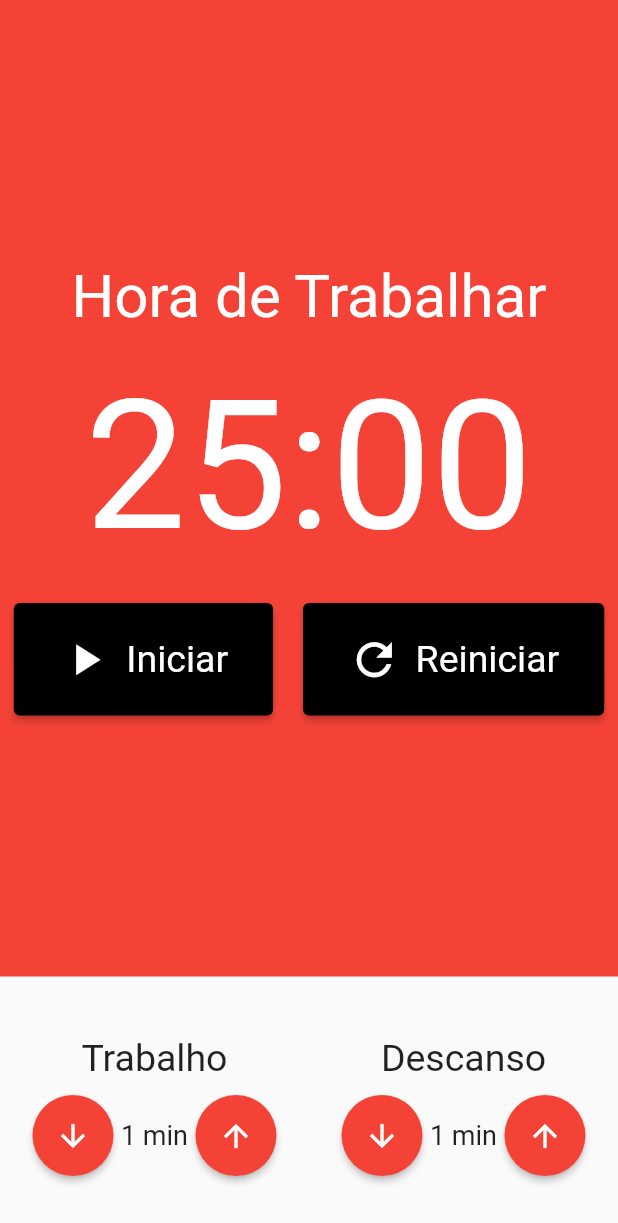
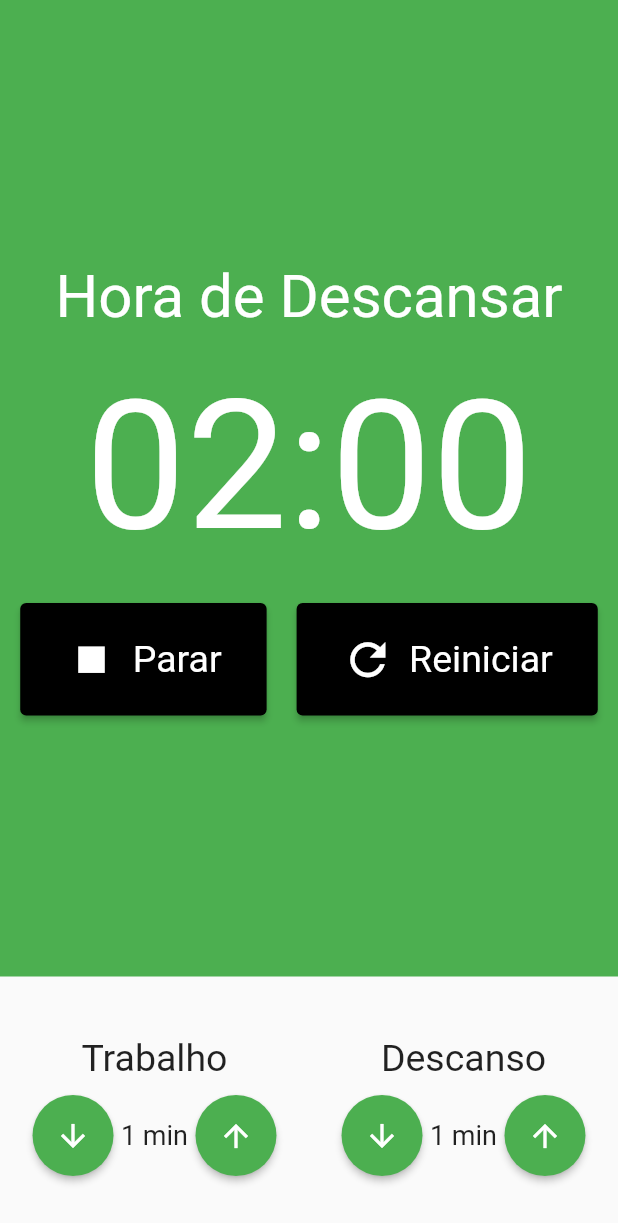
Before and after one commit to tiagosmweb/pomodoro, a Flutter app: the screen it shows after launch, after a tap on "Iniciar", on a phone screen of 412 x 824 dp. Shown: the top 1223 px of the screen. Run offline on Flutter 3.47's test engine with Material 2 defaults, Android fonts, the phone set to English and light mode, and no system bars; our stand-ins replace flutter_mobx, mobx; generated files the repository leaves out were written again.

```diff
--- a/lib/components/Cronometro.dart
+++ b/lib/components/Cronometro.dart
@@ -1,51 +1,69 @@
 import 'package:flutter/material.dart';
+import 'package:flutter_mobx/flutter_mobx.dart';
 import 'package:pomodoro/components/CronometroBotao.dart';
+import 'package:pomodoro/store/pomodoro.store.dart';
+import 'package:provider/provider.dart';
 
 class Cronometro extends StatelessWidget {
   const Cronometro({Key? key}) : super(key: key);
 
   @override
   Widget build(BuildContext context) {
+    final store = Provider.of<PomodoroStore>(context);
     return Container(
-      color: Colors.red,
+      color: store.estaTrabalhando() ? Colors.red : Colors.green,
       child: Column(
         mainAxisAlignment: MainAxisAlignment.center,
         children: [
-          const Text(
-            'Hora de Trabalhar',
-            style: TextStyle(
+          Text(
+            store.estaTrabalhando() ? 'Hora de Trabalhar' : 'Hora de Descansar',
+            style: const TextStyle(
               fontSize: 40,
               color: Colors.white,
             ),
           ),
           const SizedBox(height: 20),
-          const Text(
-            '25:00',
-            style: TextStyle(
+          Text(
+            '${store.minutos.toString().padLeft(2, '0')}:${store.segundos.toString().padLeft(2, '0')}',
+            style: const TextStyle(
               fontSize: 120,
               color: Colors.white,
             ),
           ),
           const SizedBox(height: 20),
-          Row(
+          Observer(
+            builder: (_) => Row(
               mainAxisAlignment: MainAxisAlignment.center,
-            children: const [
+              children: [
+                if (!store.iniciado)
                   Padding(
-                padding: EdgeInsets.only(right: 10),
-                child:
-                    CronometroBotao(texto: 'Iniciar', icone: Icons.play_arrow),
+                    padding: const EdgeInsets.only(right: 10),
+                    child: CronometroBotao(
+                      texto: 'Iniciar',
+                      icone: Icons.play_arrow,
+                      click: store.iniciar,
                     ),
-              // Padding(
-              //   padding: EdgeInsets.only(right: 10),
-              //   child: CronometroBotao(texto: 'Parar', icone: Icons.stop),
-              // ),
+                  ),
+                if (store.iniciado)
                   Padding(
-                padding: EdgeInsets.only(left: 10),
-                child:
-                    CronometroBotao(texto: 'Reiniciar', icone: Icons.refresh),
+                    padding: const EdgeInsets.only(right: 10),
+                    child: CronometroBotao(
+                      texto: 'Parar',
+                      icone: Icons.stop,
+                      click: store.parar,
+                    ),
+                  ),
+                Padding(
+                  padding: const EdgeInsets.only(left: 10),
+                  child: CronometroBotao(
+                    texto: 'Reiniciar',
+                    icone: Icons.refresh,
+                    click: store.reinciar,
+                  ),
                 ),
               ],
             ),
+          )
         ],
       ),
     );
--- a/lib/components/CronometroBotao.dart
+++ b/lib/components/CronometroBotao.dart
@@ -3,17 +3,16 @@ import 'package:flutter/material.dart';
 class CronometroBotao extends StatelessWidget {
   final String texto;
   final IconData icone;
+  final void Function()? click;
 
-  const CronometroBotao({
-    Key? key,
-    required this.texto,
-    required this.icone,
-  }) : super(key: key);
+  const CronometroBotao(
+      {Key? key, required this.texto, required this.icone, this.click})
+      : super(key: key);
 
   @override
   Widget build(BuildContext context) {
     return ElevatedButton(
-      onPressed: () {},
+      onPressed: click,
       style: ElevatedButton.styleFrom(
           primary: Colors.black,
           padding: const EdgeInsets.symmetric(
--- a/lib/components/TimeEntry.dart
+++ b/lib/components/TimeEntry.dart
@@ -1,4 +1,6 @@
 import 'package:flutter/material.dart';
+import 'package:pomodoro/store/pomodoro.store.dart';
+import 'package:provider/provider.dart';
 
 class TimeEntry extends StatelessWidget {
   final String titulo;
@@ -16,6 +18,8 @@ class TimeEntry extends StatelessWidget {
 
   @override
   Widget build(BuildContext context) {
+    final store = Provider.of<PomodoroStore>(context);
+
     return Column(
       crossAxisAlignment: CrossAxisAlignment.center,
       children: [
@@ -32,7 +36,7 @@ class TimeEntry extends StatelessWidget {
               style: ElevatedButton.styleFrom(
                 shape: const CircleBorder(),
                 padding: const EdgeInsets.all(15),
-                primary: Colors.red,
+                primary: store.estaTrabalhando() ? Colors.red : Colors.green,
               ),
               child: const Icon(
                 Icons.arrow_downward,
@@ -48,7 +52,7 @@ class TimeEntry extends StatelessWidget {
               style: ElevatedButton.styleFrom(
                 shape: const CircleBorder(),
                 padding: const EdgeInsets.all(15),
-                primary: Colors.red,
+                primary: store.estaTrabalhando() ? Colors.red : Colors.green,
               ),
               child: const Icon(
                 Icons.arrow_upward,
--- a/lib/store/pomodoro.store.dart
+++ b/lib/store/pomodoro.store.dart
@@ -1,15 +1,46 @@
+// ignore_for_file: library_private_types_in_public_api
+
 import 'package:mobx/mobx.dart';
 
 part 'pomodoro.store.g.dart';
 
 class PomodoroStore = _PomodoroStore with _$PomodoroStore;
 
+enum TipoIntervalo { trabalho, descanso }
+
 abstract class _PomodoroStore with Store {
+  @observable
+  bool iniciado = false;
+
+  @observable
+  int minutos = 2;
+
+  @observable
+  int segundos = 0;
+
   @observable
   int tempoTrabalho = 2;
 
   @observable
   int tempoDescanso = 1;
+
+  @observable
+  TipoIntervalo tipoIntervalo = TipoIntervalo.descanso;
+
+  @action
+  void iniciar() {
+    iniciado = true;
+  }
+
+  @action
+  void parar() {
+    iniciado = false;
+  }
+
+  @action
+  void reinciar() {
+    iniciado = false;
+  }
 
   @action
   void incrementarTempoTrabalho() {
@@ -30,4 +61,12 @@ abstract class _PomodoroStore with Store {
   void decrementarTempoDescanso() {
     tempoDescanso--;
   }
+
+  bool estaTrabalhando() {
+    return tipoIntervalo == TipoIntervalo.trabalho;
+  }
+
+  bool estaDescansando() {
+    return tipoIntervalo == TipoIntervalo.descanso;
+  }
 }
```
Also changed, not shown: lib/store/pomodoro.store.g.dart. Lines whose indentation alone changed are shown as unchanged.
